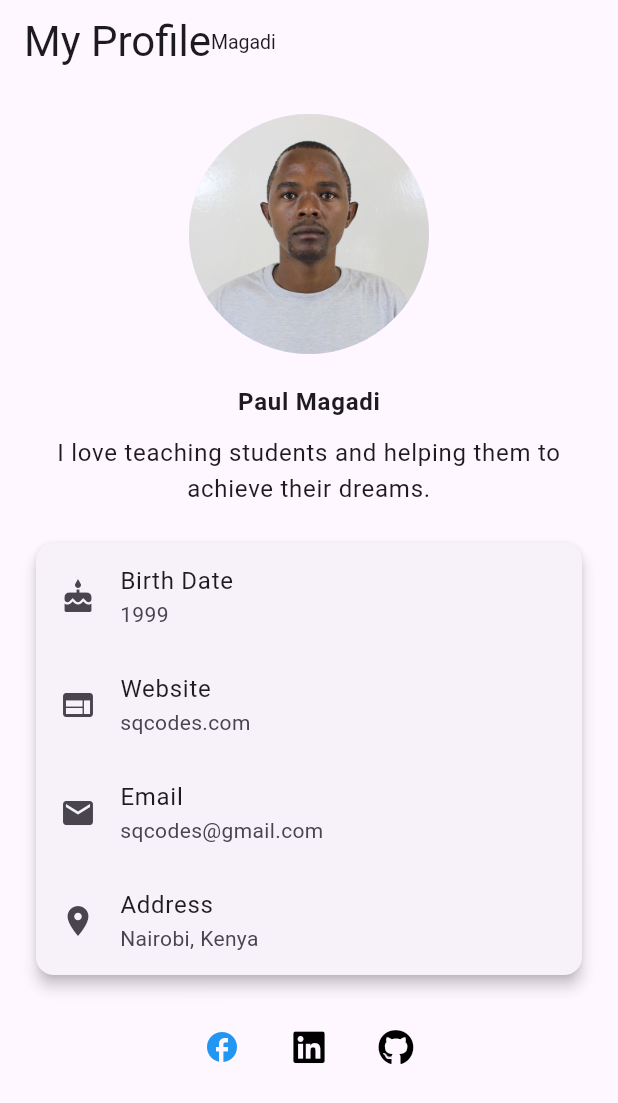
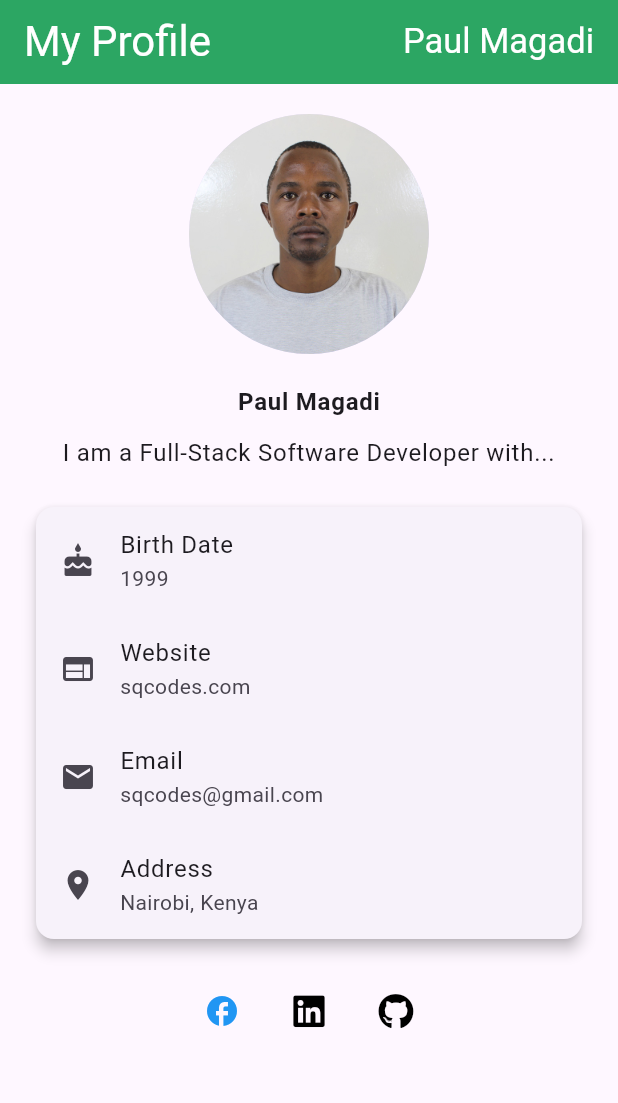
Before and after one commit to paulmagadi/Learn_Flutter, a Flutter app: the screen it shows after launch, on a phone screen of 412 x 824 dp. Shown: the top 1103 px of the screen. Run offline on Flutter 3.47's test engine with Material 3 defaults, Android fonts, the phone set to English and light mode, and no system bars; our stand-ins replace font_awesome_flutter.

Commit message:
modified:   practice_flutter/myprofile_app_01/lib/main.dart

```diff
--- a/practice_flutter/myprofile_app_01/lib/main.dart
+++ b/practice_flutter/myprofile_app_01/lib/main.dart
@@ -1,6 +1,5 @@
 import 'package:flutter/material.dart';
 import 'package:font_awesome_flutter/font_awesome_flutter.dart';
-
 
 void main() {
   runApp(const ProfileApp());
@@ -14,28 +13,26 @@ class ProfileApp extends StatelessWidget {
     return MaterialApp(
       debugShowCheckedModeBanner: false,
       theme: ThemeData(
-        primarySwatch: Colors.blue,
+        primarySwatch: Colors.green,
         visualDensity: VisualDensity.adaptivePlatformDensity,
       ),
       home: Scaffold(
         appBar: AppBar(
-          title:  Row(
+            backgroundColor: Color.fromARGB(255, 44, 166, 99),
+            foregroundColor: Colors.white,
+            title: const Row(
+              mainAxisAlignment: MainAxisAlignment.spaceBetween,
               children: [
-               const Text(
+                Text(
                   "My Profile",
                   style: TextStyle(fontSize: 28),
                 ),
-
-
                 Text(
-                      "Magadi",
-                      style: TextStyle(fontSize: 13),
+                  "Paul Magadi",
+                  style: TextStyle(fontSize: 23),
                 ),
-
-
               ],
-          )
-        ),
+            )),
         body: const ProfilePage(),
       ),
     );
@@ -62,8 +59,7 @@ class ProfilePage extends StatelessWidget {
                   .bodyLarge
                   ?.copyWith(fontWeight: FontWeight.bold)),
           const SizedBox(height: 10),
-          Text(
-              'I love teaching students and helping them to achieve their dreams.',
+          Text('I am a Full-Stack Software Developer with...',
               textAlign: TextAlign.center,
               style: Theme.of(context).textTheme.bodyLarge),
           const SizedBox(height: 20),
@@ -106,9 +102,7 @@ class ProfilePage extends StatelessWidget {
               ),
               IconButton(
                 icon: const FaIcon(FontAwesomeIcons.linkedin),
-                onPressed: () {
-
-                },
+                onPressed: () {},
                 color: Colors.black,
                 tooltip: 'LinkedIn',
               ),
```
Lines whose indentation alone changed are shown as unchanged.
